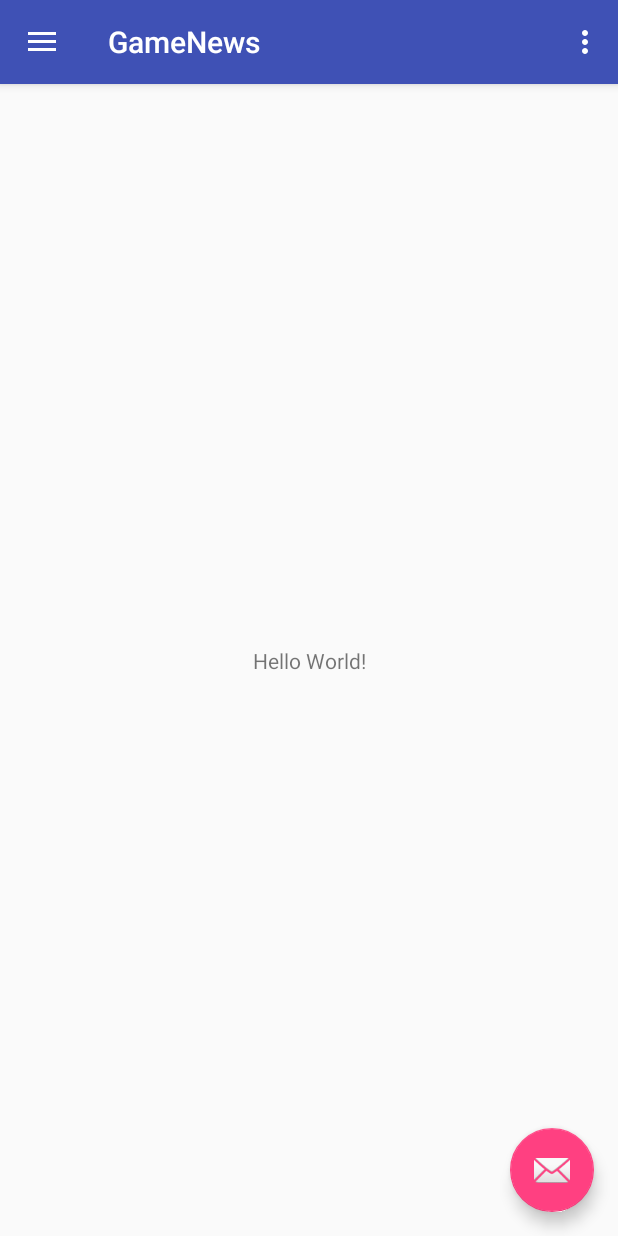
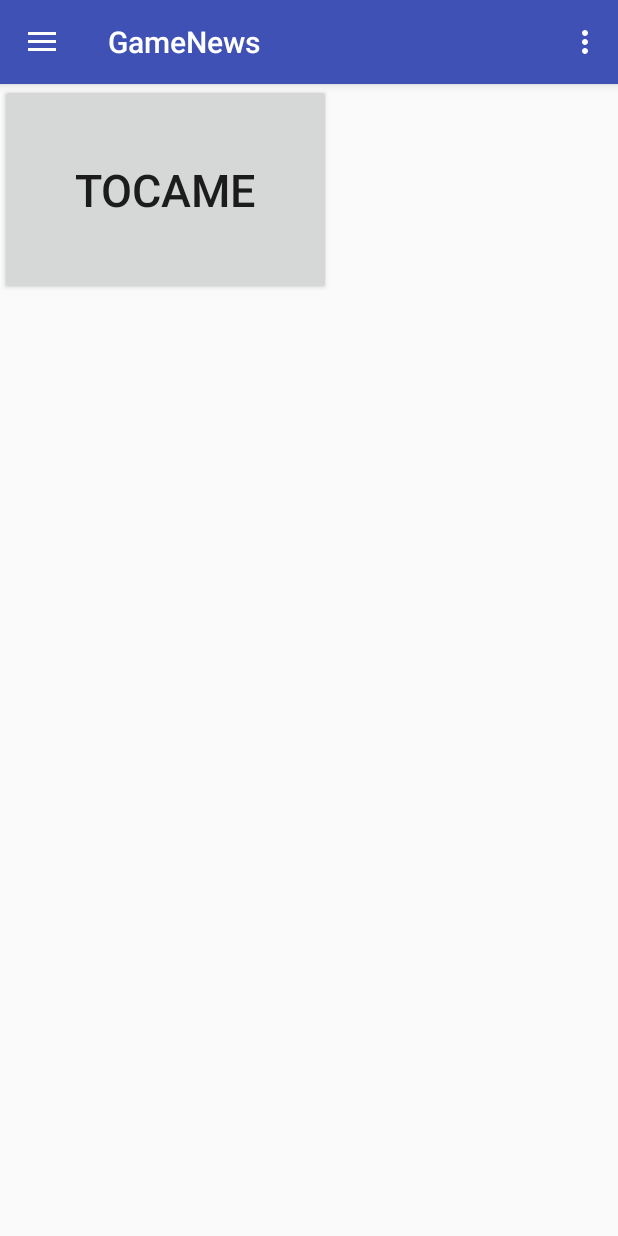
Before and after one commit to luisro369/Parcial2, an Android app: the screen it shows after launch (MainActivity), on a phone screen of 412 x 824 dp. Run offline under Robolectric (Android 15) with nearby library versions, the phone set to English and light mode, and no system bars.

```diff
--- a/app/build.gradle
+++ b/app/build.gradle
@@ -23,6 +23,7 @@ dependencies {
     implementation 'com.android.support:appcompat-v7:26.1.0'
     implementation 'com.android.support:design:26.1.0'
     implementation 'com.android.support.constraint:constraint-layout:1.1.0'
+    implementation 'com.android.support:support-v4:26.1.0'
     testImplementation 'junit:junit:4.12'
     androidTestImplementation 'com.android.support.test:runner:1.0.2'
     androidTestImplementation 'com.android.support.test.espresso:espresso-core:3.0.2'
--- a/app/src/main/java/com/luisro00005513/gamenews/Activities/MainActivity.java
+++ b/app/src/main/java/com/luisro00005513/gamenews/Activities/MainActivity.java
@@ -1,5 +1,6 @@
 package com.luisro00005513.gamenews.Activities;
 
+import android.content.Intent;
 import android.os.Bundle;
 import android.support.design.widget.FloatingActionButton;
 import android.support.design.widget.Snackbar;
@@ -12,27 +13,33 @@ import android.support.v7.app.AppCompatActivity;
 import android.support.v7.widget.Toolbar;
 import android.view.Menu;
 import android.view.MenuItem;
+import android.widget.Button;
 
 import com.luisro00005513.gamenews.R;
 
 public class MainActivity extends AppCompatActivity
         implements NavigationView.OnNavigationItemSelectedListener {
 
+    public Button boton;
+
     @Override
     protected void onCreate(Bundle savedInstanceState) {
         super.onCreate(savedInstanceState);
         setContentView(R.layout.activity_main);
+        //==========================================
+
+        boton = (Button)findViewById(R.id.boton);
+        boton.setOnClickListener(new View.OnClickListener() {
+            @Override
+            public void onClick(View v) {
+                Intent intent = new Intent(v.getContext(), GameInfo.class);
+                startActivity(intent);
+            }
+        });
+
+        //==========================================
         Toolbar toolbar = (Toolbar) findViewById(R.id.toolbar);
         setSupportActionBar(toolbar);
-
-        FloatingActionButton fab = (FloatingActionButton) findViewById(R.id.fab);
-        fab.setOnClickListener(new View.OnClickListener() {
-            @Override
-            public void onClick(View view) {
-                Snackbar.make(view, "Replace with your own action", Snackbar.LENGTH_LONG)
-                        .setAction("Action", null).show();
-            }
-        });
 
         DrawerLayout drawer = (DrawerLayout) findViewById(R.id.drawer_layout);
         ActionBarDrawerToggle toggle = new ActionBarDrawerToggle(
--- a/app/src/main/res/layout/activity_main.xml
+++ b/app/src/main/res/layout/activity_main.xml
@@ -7,6 +7,7 @@
     android:layout_height="match_parent"
     android:fitsSystemWindows="true"
     tools:openDrawer="start">
+
 
     <include
         layout="@layout/app_bar_main"
--- a/app/src/main/res/layout/app_bar_main.xml
+++ b/app/src/main/res/layout/app_bar_main.xml
@@ -22,12 +22,5 @@
 
     <include layout="@layout/content_main" />
 
-    <android.support.design.widget.FloatingActionButton
-        android:id="@+id/fab"
-        android:layout_width="wrap_content"
-        android:layout_height="wrap_content"
-        android:layout_gravity="bottom|end"
-        android:layout_margin="@dimen/fab_margin"
-        app:srcCompat="@android:drawable/ic_dialog_email" />
 
 </android.support.design.widget.CoordinatorLayout>
--- a/app/src/main/res/layout/content_main.xml
+++ b/app/src/main/res/layout/content_main.xml
@@ -8,13 +8,16 @@
     tools:context="com.luisro00005513.gamenews.Activities.MainActivity"
     tools:showIn="@layout/app_bar_main">
 
-    <TextView
+
+    <Button
+        android:id="@+id/boton"
+        android:padding="50dp"
         android:layout_width="wrap_content"
         android:layout_height="wrap_content"
-        android:text="Hello World!"
-        app:layout_constraintBottom_toBottomOf="parent"
-        app:layout_constraintLeft_toLeftOf="parent"
-        app:layout_constraintRight_toRightOf="parent"
-        app:layout_constraintTop_toTopOf="parent" />
+        android:text="Tocame"
+        android:textSize="30sp"
+        android:gravity="center"
+        />
+
 
 </android.support.constraint.ConstraintLayout>
--- a/app/src/main/res/values/colors.xml
+++ b/app/src/main/res/values/colors.xml
@@ -3,4 +3,5 @@
     <color name="colorPrimary">#3F51B5</color>
     <color name="colorPrimaryDark">#303F9F</color>
     <color name="colorAccent">#FF4081</color>
+    <color name="blanco">#ffffff</color>
 </resources>
--- a/app/src/main/res/values/strings.xml
+++ b/app/src/main/res/values/strings.xml
@@ -5,4 +5,8 @@
     <string name="navigation_drawer_close">Close navigation drawer</string>
 
     <string name="action_settings">Settings</string>
+
+    <!-- TODO: Remove or change this placeholder text -->
+    <string name="hello_blank_fragment">Hello blank fragment</string>
+    <string name="title_activity_game_info">GameInfo</string>
 </resources>
```
Also changed, not shown: app/src/main/AndroidManifest.xml (+6 -2 lines), app/src/main/java/com/luisro00005513/gamenews/Activities/GameInfo.java (added, +62 -0 lines), app/src/main/java/com/luisro00005513/gamenews/Adapters/FragmentPagerAdapter.java (added, +44 -0 lines), app/src/main/java/com/luisro00005513/gamenews/Fragments/Generals.java (added, +35 -0 lines), app/src/main/java/com/luisro00005513/gamenews/Fragments/Images.java (added, +34 -0 lines), app/src/main/java/com/luisro00005513/gamenews/Fragments/TopPlayers.java (added, +34 -0 lines), app/src/main/res/layout/activity_game_info.xml (added, +32 -0 lines), app/src/main/res/layout/fragment_generals.xml (added, +14 -0 lines), app/src/main/res/layout/fragment_images.xml (added, +14 -0 lines), app/src/main/res/layout/fragment_top_players.xml (added, +14 -0 lines).
